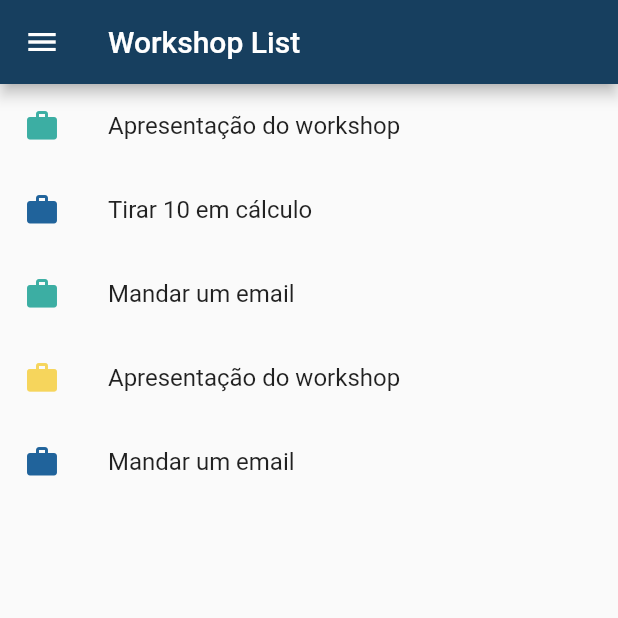
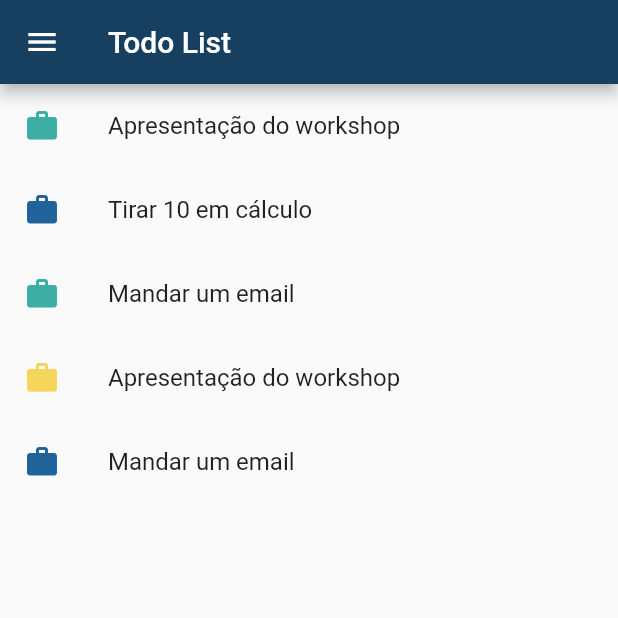
Before and after one commit to georgerappel/workshop-flutter, a Flutter app: the screen it shows after launch, on a phone screen of 412 x 824 dp, the top half of it. Run offline on Flutter 3.47's test engine with Material 2 defaults, Android fonts, the phone set to English and light mode, and no system bars.

Commit message:
Remover variável redundante da homepage

```diff
--- a/lib/home_screen.dart
+++ b/lib/home_screen.dart
@@ -3,9 +3,7 @@ import 'package:workshop/home_drawer.dart';
 import 'package:workshop/todo_list.dart';
 
 class MyHomePage extends StatefulWidget {
-  MyHomePage({Key key, this.title}) : super(key: key);
-
-  final String title;
+  MyHomePage({Key key}) : super(key: key);
 
   @override
   _MyHomePageState createState() => _MyHomePageState();
@@ -20,7 +18,7 @@ class _MyHomePageState extends State<MyHomePage> {
   Widget build(BuildContext context) {
     return Scaffold(
       appBar: AppBar(
-        title: Text(widget.title),
+        title: Text("Todo List"),
       ),
       drawer: HomeDrawer(),
       body: Center(
--- a/lib/main.dart
+++ b/lib/main.dart
@@ -10,7 +10,7 @@ class MyApp extends StatelessWidget {
   @override
   Widget build(BuildContext context) {
     return MaterialApp(
-      title: 'Flutter Demo',
+      title: 'Workshop',
       theme: ThemeData(
         // This is the theme of your application.
         //
@@ -23,7 +23,7 @@ class MyApp extends StatelessWidget {
         // is not restarted.
         primaryColor: Color.fromARGB(255, 0x17, 0x3f, 0x5f),
       ),
-      home: MyHomePage(title: 'Workshop List'),
+      home: MyHomePage(),
       routes: {
         '/new-todo': (context) => TodoCreateScreen(),
         '/todo-done': (context) => TodoDoneScreen(),
```
